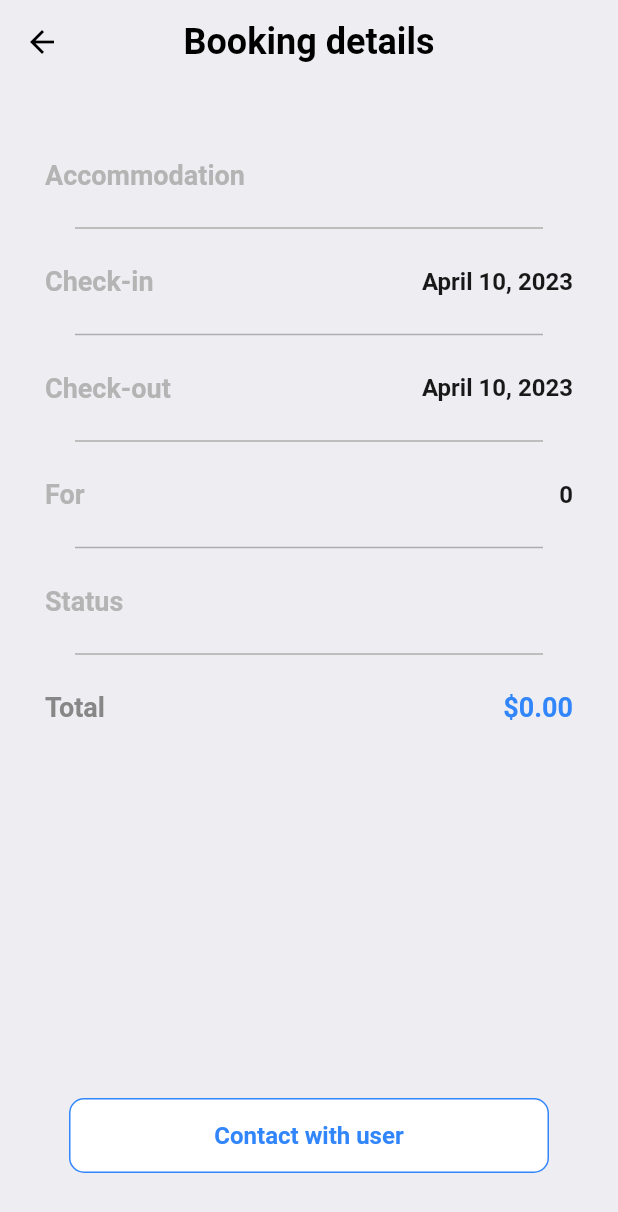
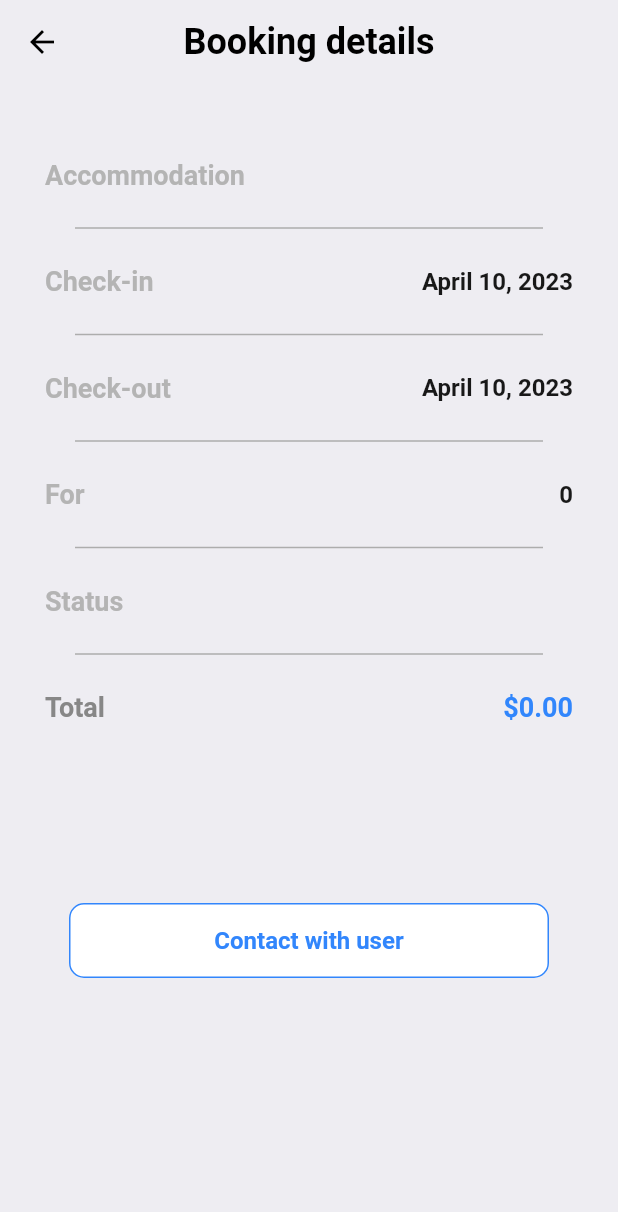
Before and after one commit to karojakubowska/nomadly, a Flutter app: the BookingCard widget shown alone on an empty page, opened directly with empty values, after a tap on "User:", on a phone screen of 412 x 824 dp. Shown: the top 1212 px of the screen. Run offline on Flutter 3.47's test engine with Material 2 defaults, Android fonts, the phone set to English and light mode, and no system bars; our stand-ins replace cached_network_image, cloud_firestore, firebase_auth, firebase_core, firebase_storage, flutter_riverpod and 6 more; accounts and stored records are empty; network calls fail; project files that could hold a hidden picture were left out.

Commit message:
Booking details fixed

```diff
--- /dev/null
+++ b/lib/screens/booking_details.dart
@@ -0,0 +1,16 @@
+import 'package:flutter/src/widgets/container.dart';
+import 'package:flutter/src/widgets/framework.dart';
+
+class BookingDetails extends StatefulWidget {
+  const BookingDetails({super.key});
+
+  @override
+  State<BookingDetails> createState() => _BookingDetailsState();
+}
+
+class _BookingDetailsState extends State<BookingDetails> {
+  @override
+  Widget build(BuildContext context) {
+    return Container();
+  }
+}
--- a/lib/screens/host/booking_card.dart
+++ b/lib/screens/host/booking_card.dart
@@ -5,7 +5,7 @@ import 'package:gap/gap.dart';
 import 'package:google_fonts/google_fonts.dart';
 import 'package:intl/intl.dart';
 import 'package:nomadly_app/models/User.dart';
-import 'package:nomadly_app/screens/host/booking_details.dart';
+import 'package:nomadly_app/screens/host/booking_details_host.dart';
 import 'package:nomadly_app/utils/shimmer_load_photos.dart';
 
 import '../../models/Accomodation.dart';
@@ -32,7 +32,7 @@ class _BookingCardState extends State<BookingCard> {
     Navigator.push(
         context,
         MaterialPageRoute(
-            builder: ((context) => BookingDetailsScreen(
+            builder: ((context) => BookingDetailsHostScreen(
                   accommodation: accommodation,
                   booking: booking,
                 ))));
--- a/lib/screens/host/booking_details.dart
+++ b/lib/screens/host/booking_details_host.dart
@@ -1,4 +1,5 @@
 import 'package:flutter/material.dart';
+import 'package:gap/gap.dart';
 import 'package:google_fonts/google_fonts.dart';
 import 'package:nomadly_app/models/Accomodation.dart';
 import 'package:nomadly_app/models/Booking.dart';
@@ -9,15 +10,16 @@ import 'package:nomadly_app/screens/checkout_confirmed.dart';
 import 'package:nomadly_app/screens/home_host_view.dart';
 import '../../utils/app_styles.dart';
 
-class BookingDetailsScreen extends StatefulWidget {
+class BookingDetailsHostScreen extends StatefulWidget {
   Acommodation accommodation;
   Booking booking;
-  BookingDetailsScreen({required this.accommodation, required this.booking});
+  BookingDetailsHostScreen(
+      {required this.accommodation, required this.booking});
   @override
-  State<BookingDetailsScreen> createState() => _BookingDetailsScreenState();
+  State<BookingDetailsHostScreen> createState() => _BookingDetailsScreenState();
 }
 
-class _BookingDetailsScreenState extends State<BookingDetailsScreen> {
+class _BookingDetailsScreenState extends State<BookingDetailsHostScreen> {
   @override
   Widget build(BuildContext context) {
     return Scaffold(
@@ -127,65 +129,11 @@ class _BookingDetailsScreenState extends State<BookingDetailsScreen> {
               ),
               child: Column(
                 children: [
-
                   Container(
-                      height: 190,
+                    //  height: 190,
                       padding: const EdgeInsets.only(top: 30, bottom: 30),
-                      child: widget.booking.status != 'Finished'
-                          ? Container()
-                          : Column(
-                              mainAxisAlignment: MainAxisAlignment.spaceBetween,
-                              children: [
-                                ElevatedButton(
-                                  onPressed: () {},
-                                  style: ButtonStyle(
-                                    backgroundColor:
-                                        MaterialStateProperty.all<Color>(
-                                            const Color.fromARGB(
-                                                255, 50, 134, 252)),
-                                    elevation: MaterialStateProperty.all(0),
-                                    shape: MaterialStateProperty.all(
-                                        RoundedRectangleBorder(
-                                            borderRadius:
-                                                BorderRadius.circular(10))),
-                                    minimumSize: MaterialStateProperty.all(
-                                        const Size(320, 50)),
-                                  ),
-                                  child: Text(
-                                    'Rate the user',
-                                    style: GoogleFonts.roboto(
-                                        textStyle: TextStyle(
-                                            fontSize: 16.0,
-                                            color: Colors.white,
-                                            fontWeight: FontWeight.w700)),
-                                  ),
-                                ),
-                                ElevatedButton(
-                                  onPressed: () {},
-                                  style: ButtonStyle(
-                                    elevation: MaterialStateProperty.all(0),
-                                    backgroundColor: MaterialStateProperty.all<
-                                            Color>(
-                                        const Color.fromARGB(255, 255, 58, 65)),
-                                    shape: MaterialStateProperty.all(
-                                        RoundedRectangleBorder(
-                                            borderRadius:
-                                                BorderRadius.circular(10))),
-                                    minimumSize: MaterialStateProperty.all(
-                                        const Size(320, 50)),
-                                  ),
-                                  child: Text(
-                                    'Report the user',
-                                    style: GoogleFonts.roboto(
-                                        textStyle: const TextStyle(
-                                            fontSize: 16.0,
-                                            color: Colors.white,
-                                            fontWeight: FontWeight.w700)),
-                                  ),
-                                ),
-                              ],
-                            )),
-                            ElevatedButton(
+                      child: statusButtonSwitch()),
+                  ElevatedButton(
                     onPressed: () {},
                     style: ButtonStyle(
                       elevation: MaterialStateProperty.all(0),
@@ -218,15 +166,74 @@ class _BookingDetailsScreenState extends State<BookingDetailsScreen> {
     );
   }
 
-  Color statusButtonSwitch() {
+  Widget statusButtonSwitch() {
     if (widget.booking.status == "Finished") {
-      return Colors.grey.shade600;
-    } else if (widget.booking.status == "In progress") {
-      return Styles.pinColor;
+      return Column(
+        mainAxisAlignment: MainAxisAlignment.spaceBetween,
+        children: [
+          ElevatedButton(
+            onPressed: () {},
+            style: ButtonStyle(
+              backgroundColor: MaterialStateProperty.all<Color>(
+                  const Color.fromARGB(255, 50, 134, 252)),
+              elevation: MaterialStateProperty.all(0),
+              shape: MaterialStateProperty.all(RoundedRectangleBorder(
+                  borderRadius: BorderRadius.circular(10))),
+              minimumSize: MaterialStateProperty.all(const Size(320, 50)),
+            ),
+            child: Text(
+              'Rate the user',
+              style: GoogleFonts.roboto(
+                  textStyle: TextStyle(
+                      fontSize: 16.0,
+                      color: Colors.white,
+                      fontWeight: FontWeight.w700)),
+            ),
+          ),
+          Gap(30),
+          ElevatedButton(
+            onPressed: () {},
+            style: ButtonStyle(
+              elevation: MaterialStateProperty.all(0),
+              backgroundColor: MaterialStateProperty.all<Color>(
+                  const Color.fromARGB(255, 255, 58, 65)),
+              shape: MaterialStateProperty.all(RoundedRectangleBorder(
+                  borderRadius: BorderRadius.circular(10))),
+              minimumSize: MaterialStateProperty.all(const Size(320, 50)),
+            ),
+            child: Text(
+              'Report the user',
+              style: GoogleFonts.roboto(
+                  textStyle: const TextStyle(
+                      fontSize: 16.0,
+                      color: Colors.white,
+                      fontWeight: FontWeight.w700)),
+            ),
+          ),
+        ],
+      );
     } else if (widget.booking.status == "Waiting for confirmation") {
-      return Colors.yellow.shade700;
+      return ElevatedButton(
+        onPressed: () {},
+        style: ButtonStyle(
+          elevation: MaterialStateProperty.all(0),
+          backgroundColor: MaterialStateProperty.all<Color>(
+              const Color.fromARGB(255, 50, 134, 252)),
+          shape: MaterialStateProperty.all(
+              RoundedRectangleBorder(borderRadius: BorderRadius.circular(10))),
+          minimumSize: MaterialStateProperty.all(const Size(320, 50)),
+        ),
+        child: Text(
+          'Confirm',
+          style: GoogleFonts.roboto(
+              textStyle: const TextStyle(
+                  fontSize: 16.0,
+                  color: Colors.white,
+                  fontWeight: FontWeight.w700)),
+        ),
+      );
     } else {
-      return Colors.green.shade600;
+      return Container();
     }
   }
 }
--- a/lib/screens/wishlist_view.dart
+++ b/lib/screens/wishlist_view.dart
@@ -70,7 +70,7 @@ class _WishlistScreenState extends State<WishlistScreen> {
                         mainAxisAlignment: MainAxisAlignment.center,
                         children: [
                           Text(
-                            "No accommodations found",
+                            "Find your new favourites!",
                             textAlign: TextAlign.center,
                             style: GoogleFonts.roboto(
                                 color: Color.fromARGB(255, 24, 24, 24),
```
